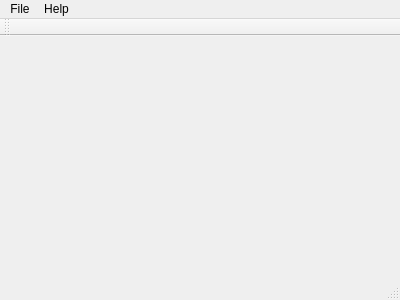
First picture: the form in mainwindow.ui, repository NIA/statistiq, before the edit.
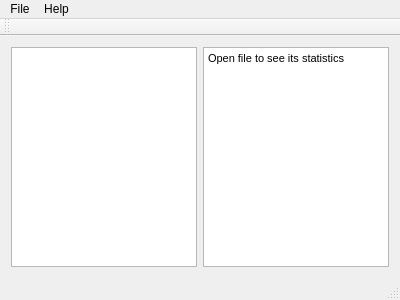
Second picture: the form after the edit. Icons and pictures are not drawn.

```diff
--- a/mainwindow.ui
+++ b/mainwindow.ui
@@ -17,7 +17,24 @@
    <iconset resource="statistiq.qrc">
     <normaloff>:/icons/images/statistiq.ico</normaloff>:/icons/images/statistiq.ico</iconset>
   </property>
-  <widget class="QWidget" name="centralWidget"/>
+  <widget class="QWidget" name="centralWidget">
+   <layout class="QHBoxLayout" name="horizontalLayout">
+    <item>
+     <widget class="QTableView" name="dataTable"/>
+    </item>
+    <item>
+     <widget class="QTextBrowser" name="infoText">
+      <property name="html">
+       <string>&lt;!DOCTYPE HTML PUBLIC &quot;-//W3C//DTD HTML 4.0//EN&quot; &quot;http://www.w3.org/TR/REC-html40/strict.dtd&quot;&gt;
+&lt;html&gt;&lt;head&gt;&lt;meta name=&quot;qrichtext&quot; content=&quot;1&quot; /&gt;&lt;style type=&quot;text/css&quot;&gt;
+p, li { white-space: pre-wrap; }
+&lt;/style&gt;&lt;/head&gt;&lt;body style=&quot; font-family:'MS Shell Dlg 2'; font-size:8.25pt; font-weight:400; font-style:normal;&quot;&gt;
+&lt;p style=&quot; margin-top:0px; margin-bottom:0px; margin-left:0px; margin-right:0px; -qt-block-indent:0; text-indent:0px;&quot;&gt;&lt;span style=&quot; font-size:8pt;&quot;&gt;Open file to see its statistics&lt;/span&gt;&lt;/p&gt;&lt;/body&gt;&lt;/html&gt;</string>
+      </property>
+     </widget>
+    </item>
+   </layout>
+  </widget>
   <widget class="QMenuBar" name="menuBar">
    <property name="geometry">
     <rect>
```
Left out of the diff: 26 changed lines with no effect on the pictures.
